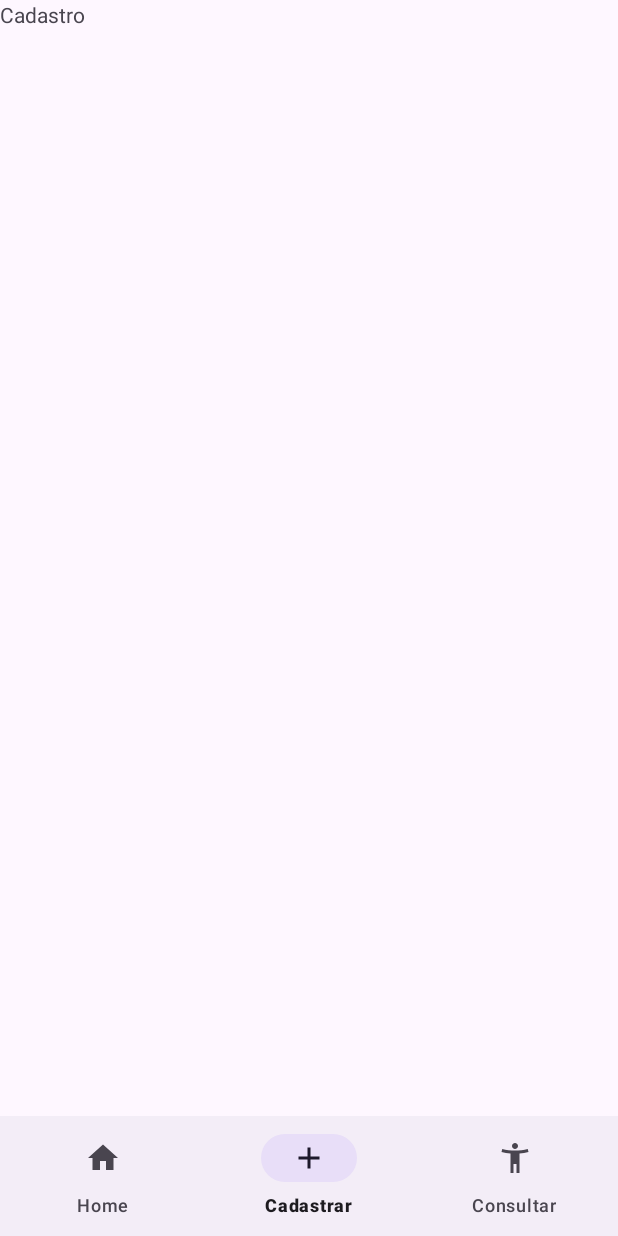
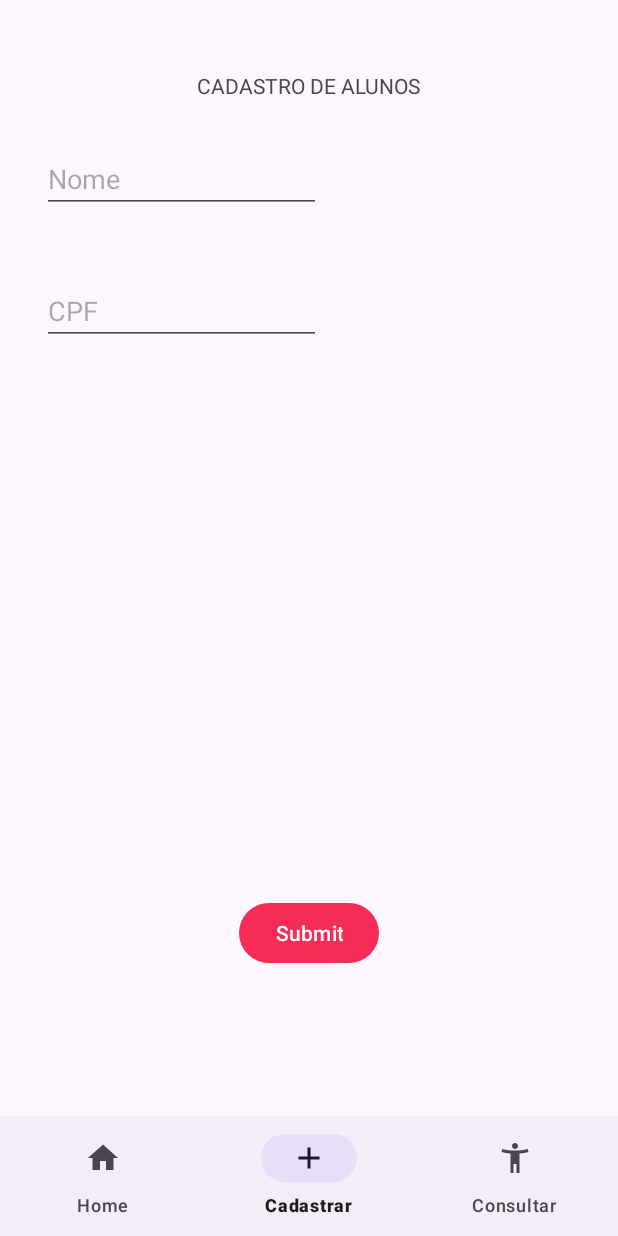
Before and after one commit to NMaksed/next-app, an Android app: the CadastroAlunoFragment screen opened through its navigation route, on a phone screen of 412 x 824 dp. Run offline under Robolectric (Android 15) with nearby library versions, the phone set to English and light mode, and no system bars; our stand-ins replace navigation-ui.

Commit message:
troca de layout style para constraint

```diff
--- a/app/src/main/res/layout/fragment_cadastro_aluno.xml
+++ b/app/src/main/res/layout/fragment_cadastro_aluno.xml
@@ -1,14 +1,58 @@
 <?xml version="1.0" encoding="utf-8"?>
-<FrameLayout xmlns:android="http://schemas.android.com/apk/res/android"
+<androidx.constraintlayout.widget.ConstraintLayout xmlns:android="http://schemas.android.com/apk/res/android"
+    xmlns:app="http://schemas.android.com/apk/res-auto"
     xmlns:tools="http://schemas.android.com/tools"
+    android:id="@+id/frameLayout"
     android:layout_width="match_parent"
     android:layout_height="match_parent"
+    android:orientation="vertical"
     tools:context=".CadastroAlunoFragment">
 
-    <!-- TODO: Update blank fragment layout -->
     <TextView
-        android:layout_width="match_parent"
-        android:layout_height="match_parent"
-        android:text="Cadastro" />
+        android:layout_width="wrap_content"
+        android:layout_height="wrap_content"
+        android:layout_marginBottom="630dp"
+        android:text="CADASTRO DE ALUNOS"
+        app:layout_constraintBottom_toBottomOf="parent"
+        app:layout_constraintEnd_toEndOf="parent"
+        app:layout_constraintStart_toStartOf="parent"
+        app:layout_constraintTop_toTopOf="parent" />
 
-</FrameLayout>
+    <EditText
+        android:id="@+id/editText5"
+        android:layout_width="186dp"
+        android:layout_height="40dp"
+        android:layout_marginStart="30dp"
+        android:layout_marginEnd="200dp"
+        android:layout_marginBottom="500dp"
+        android:hint="Nome"
+        app:layout_constraintBottom_toBottomOf="parent"
+        app:layout_constraintEnd_toEndOf="parent"
+        app:layout_constraintStart_toStartOf="parent"
+        app:layout_constraintTop_toTopOf="parent" />
+
+    <EditText
+        android:layout_width="186dp"
+        android:layout_height="40dp"
+        android:layout_marginStart="30dp"
+        android:layout_marginTop="23dp"
+        android:layout_marginEnd="200dp"
+        android:layout_marginBottom="343dp"
+        android:hint="CPF"
+        app:layout_constraintBottom_toTopOf="@+id/button"
+        app:layout_constraintEnd_toEndOf="parent"
+        app:layout_constraintStart_toStartOf="parent"
+        app:layout_constraintTop_toBottomOf="@+id/editText5" />
+
+    <Button
+        android:id="@+id/button"
+        android:layout_width="wrap_content"
+        android:layout_height="wrap_content"
+        android:layout_marginTop="500dp"
+        android:text="Submit"
+        app:layout_constraintBottom_toBottomOf="parent"
+        app:layout_constraintEnd_toEndOf="parent"
+        app:layout_constraintStart_toStartOf="parent"
+        app:layout_constraintTop_toTopOf="parent" />
+
+</androidx.constraintlayout.widget.ConstraintLayout>
```
Also changed, not shown: app/src/main/res/layout/fragment_consulta_aluno.xml (+12 -5 lines), app/src/main/res/layout/fragment_home.xml (+3 -7 lines), app/src/main/res/font/font.ttf (added).
